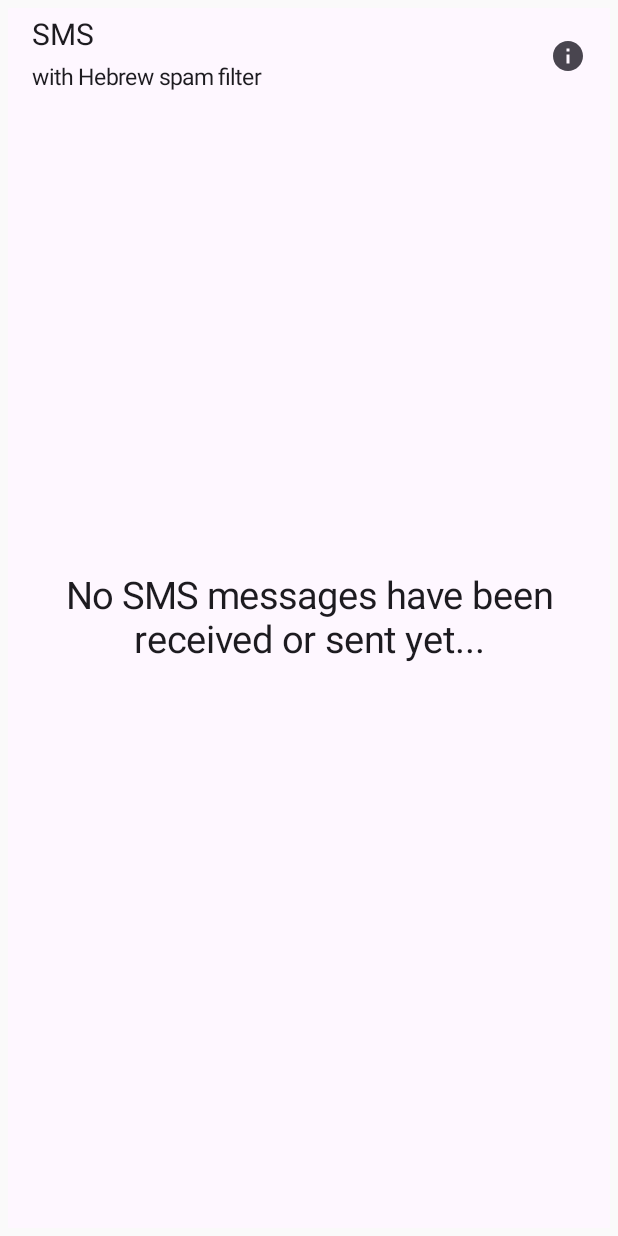
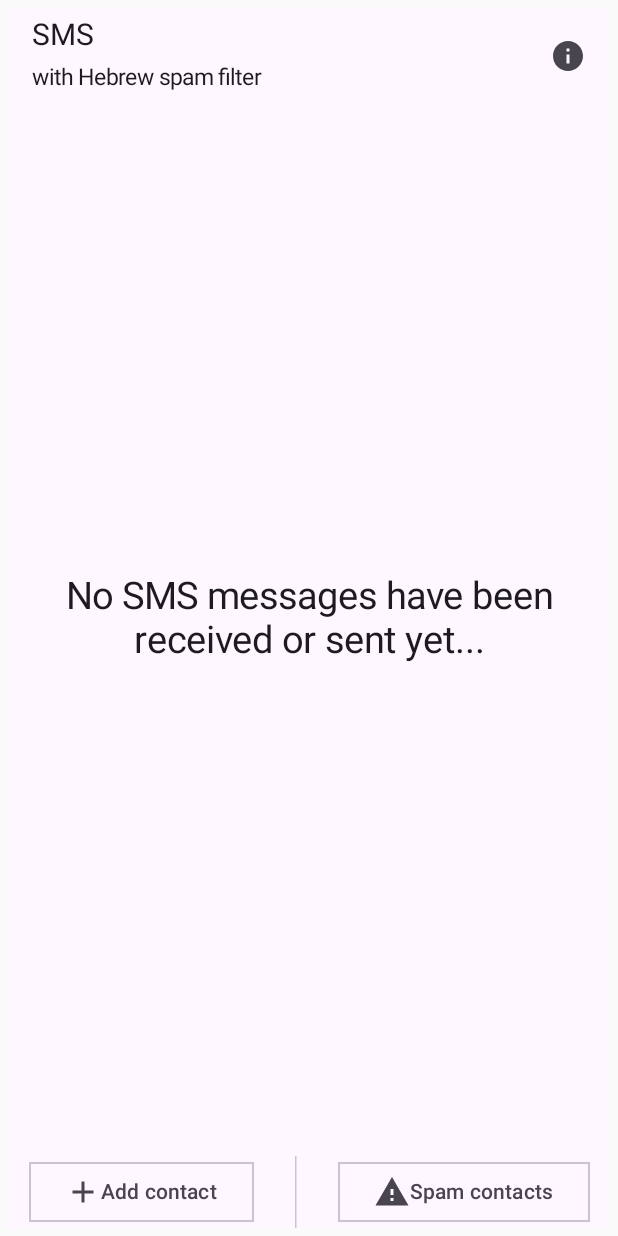
Before and after one commit to amitbashan/sms-hebrew-spam-filter, an Android app built with Jetpack Compose: the screen it shows after launch (MainActivity), on a phone screen of 412 x 824 dp. Run offline under Robolectric (Android 15) with nearby library versions, the phone set to English and light mode, and no system bars; our stand-ins replace Room's generated code.

Commit message:
Add bottom bar for spam contacts navigation and adding a new contact, message delivery status. TODO: figure out why deliveryIntent and sentIntent arent working, implement navigation and adding new contact

```diff
--- a/app/src/main/java/com/github/amitbashan/sms/MainActivity.kt
+++ b/app/src/main/java/com/github/amitbashan/sms/MainActivity.kt
@@ -5,6 +5,7 @@ import android.content.IntentFilter
 import android.content.pm.PackageManager
 import android.graphics.fonts.FontStyle
 import android.os.Bundle
+import android.os.PersistableBundle
 import androidx.activity.ComponentActivity
 import androidx.activity.compose.setContent
 import androidx.activity.enableEdgeToEdge
@@ -18,6 +19,8 @@ import androidx.compose.foundation.layout.Row
 import androidx.compose.foundation.layout.fillMaxSize
 import androidx.compose.foundation.layout.fillMaxWidth
 import androidx.compose.foundation.layout.height
+import androidx.compose.foundation.layout.imePadding
+import androidx.compose.foundation.layout.navigationBarsPadding
 import androidx.compose.foundation.layout.padding
 import androidx.compose.foundation.layout.width
 import androidx.compose.foundation.layout.wrapContentHeight
@@ -54,6 +57,7 @@ import com.github.amitbashan.sms.persistence.AppDatabase
 import com.github.amitbashan.sms.ui.component.BulletList
 import com.github.amitbashan.sms.ui.component.ContactButton
 import com.github.amitbashan.sms.ui.component.ErrorPage
+import com.github.amitbashan.sms.ui.component.MainBottomBar
 import com.github.amitbashan.sms.viewmodel.CommonViewModel
 
 class MainActivity : ComponentActivity() {
@@ -116,17 +120,12 @@ class MainActivity : ComponentActivity() {
         }
     }
 
-    override fun onStart() {
-        super.onStart()
-        AppDatabase.initialize(applicationContext)
-        startService(Intent(applicationContext, SmsService::class.java))
-    }
-
     @OptIn(ExperimentalMaterial3Api::class)
     override fun onCreate(savedInstanceState: Bundle?) {
         super.onCreate(savedInstanceState)
-
         requestPermissions()
+        AppDatabase.initialize(applicationContext)
+        startService(Intent(applicationContext, SmsService::class.java))
 
         if (!hasPermissions()) {
             return setContent {
@@ -141,7 +140,9 @@ class MainActivity : ComponentActivity() {
             Scaffold(
                 modifier = Modifier
                     .fillMaxSize()
-                    .padding(5.dp),
+                    .padding(5.dp)
+                    .imePadding()
+                    .navigationBarsPadding(),
                 topBar = {
                     TopAppBar(
                         title = {
@@ -161,7 +162,8 @@ class MainActivity : ComponentActivity() {
                             }
                         }
                     )
-                }
+                },
+                bottomBar = { MainBottomBar() }
             ) { innerPadding ->
                 if (showAppInfoDialog.value) {
                     Dialog(onDismissRequest = { showAppInfoDialog.value = false }) {
@@ -182,7 +184,7 @@ class MainActivity : ComponentActivity() {
                                 Text("Netanya Academic College")
                                 Row {
                                     Text("Topic: ", fontWeight = FontWeight.Bold)
-                                    Text("SMS receiver with Hebrew spam filtering")
+                                    Text("SMS app with Hebrew spam filtering")
                                 }
                                 Text("Developed by:", fontWeight = FontWeight.Bold)
                                 BulletList(
--- a/app/src/main/java/com/github/amitbashan/sms/persistence/AppDatabase.kt
+++ b/app/src/main/java/com/github/amitbashan/sms/persistence/AppDatabase.kt
@@ -27,7 +27,7 @@ abstract class AppDatabase : RoomDatabase() {
                 dbInstance = Room.databaseBuilder(
                     context,
                     AppDatabase::class.java,
-                    "sms_db_tes23"
+                    "sms_db_tes223"
                 ).build()
             }
         }
--- a/app/src/main/java/com/github/amitbashan/sms/persistence/Message.kt
+++ b/app/src/main/java/com/github/amitbashan/sms/persistence/Message.kt
@@ -21,4 +21,5 @@ data class Message(
     @ColumnInfo
     val content: String,
     val isMe: Boolean,
+    val messageStatus: MessageStatus?,
 )
--- a/app/src/main/java/com/github/amitbashan/sms/persistence/MessageDao.kt
+++ b/app/src/main/java/com/github/amitbashan/sms/persistence/MessageDao.kt
@@ -5,8 +5,10 @@ import androidx.room.Dao
 import androidx.room.Insert
 import androidx.room.OnConflictStrategy
 import androidx.room.Query
+import androidx.room.Update
 import androidx.room.Upsert
 import kotlinx.coroutines.flow.Flow
+import java.time.LocalDateTime
 
 @Dao
 interface MessageDao {
@@ -14,5 +16,8 @@ interface MessageDao {
     fun getConversationOf(originatingAddress: String): Flow<Conversation>
 
     @Insert(onConflict = OnConflictStrategy.IGNORE)
-    fun pushMessage(message: Message)
+    suspend fun pushMessage(message: Message)
+
+    @Query("UPDATE Message SET messageStatus = :status WHERE Message.originatingAddress = :originatingAddress AND Message.timestamp = :timestamp")
+    fun updateMessageStatus(originatingAddress: String, timestamp: LocalDateTime, status: MessageStatus)
 }
--- /dev/null
+++ b/app/src/main/java/com/github/amitbashan/sms/persistence/MessageStatus.kt
@@ -0,0 +1,6 @@
+package com.github.amitbashan.sms.persistence
+
+enum class MessageStatus {
+    Sent,
+    Delivered,
+}
--- /dev/null
+++ b/app/src/main/java/com/github/amitbashan/sms/ui/component/MainBottomBar.kt
@@ -0,0 +1,43 @@
+package com.github.amitbashan.sms.ui.component
+
+import androidx.compose.foundation.layout.Arrangement
+import androidx.compose.foundation.layout.IntrinsicSize
+import androidx.compose.foundation.layout.Row
+import androidx.compose.foundation.layout.fillMaxWidth
+import androidx.compose.foundation.layout.height
+import androidx.compose.material.icons.Icons
+import androidx.compose.material.icons.filled.Add
+import androidx.compose.material.icons.filled.Warning
+import androidx.compose.material3.Button
+import androidx.compose.material3.Divider
+import androidx.compose.material3.ElevatedButton
+import androidx.compose.material3.Icon
+import androidx.compose.material3.OutlinedButton
+import androidx.compose.material3.OutlinedIconButton
+import androidx.compose.material3.Text
+import androidx.compose.material3.VerticalDivider
+import androidx.compose.runtime.Composable
+import androidx.compose.ui.Modifier
+import androidx.compose.ui.graphics.RectangleShape
+import androidx.compose.ui.tooling.preview.Preview
+
+@Preview
+@Composable
+fun MainBottomBar() {
+    Row(
+        modifier = Modifier
+            .fillMaxWidth()
+            .height(IntrinsicSize.Min),
+        horizontalArrangement = Arrangement.SpaceAround
+    ) {
+        OutlinedButton(onClick = { /*TODO*/ }, shape = RectangleShape) {
+            Icon(Icons.Default.Add, contentDescription = "Add contact")
+            Text("Add contact")
+        }
+        VerticalDivider()
+        OutlinedButton(onClick = { /*TODO*/ }, shape = RectangleShape) {
+            Icon(Icons.Default.Warning, contentDescription = "Add contact")
+            Text("Spam contacts")
+        }
+    }
+}
--- a/app/src/main/java/com/github/amitbashan/sms/ui/component/MessageTextBox.kt
+++ b/app/src/main/java/com/github/amitbashan/sms/ui/component/MessageTextBox.kt
@@ -40,7 +40,7 @@ fun MessageTextBox(message: MutableState<String>, onClick: () -> Unit) {
             modifier = Modifier.fillMaxSize(),
             shape = RectangleShape,
             onClick = onClick,
-            enabled = message.value.isEmpty()
+            enabled = message.value.isNotBlank()
         ) {
             Icon(
                 imageVector = Icons.AutoMirrored.Filled.Send,
```
Also changed, not shown: app/src/main/AndroidManifest.xml (+0 -10 lines), app/src/main/java/com/github/amitbashan/sms/SmsReceiver.kt (+4 -11 lines), app/src/main/java/com/github/amitbashan/sms/SmsService.kt (+5 -2 lines), app/src/main/java/com/github/amitbashan/sms/activity/ChatActivity.kt (+69 -18 lines).
